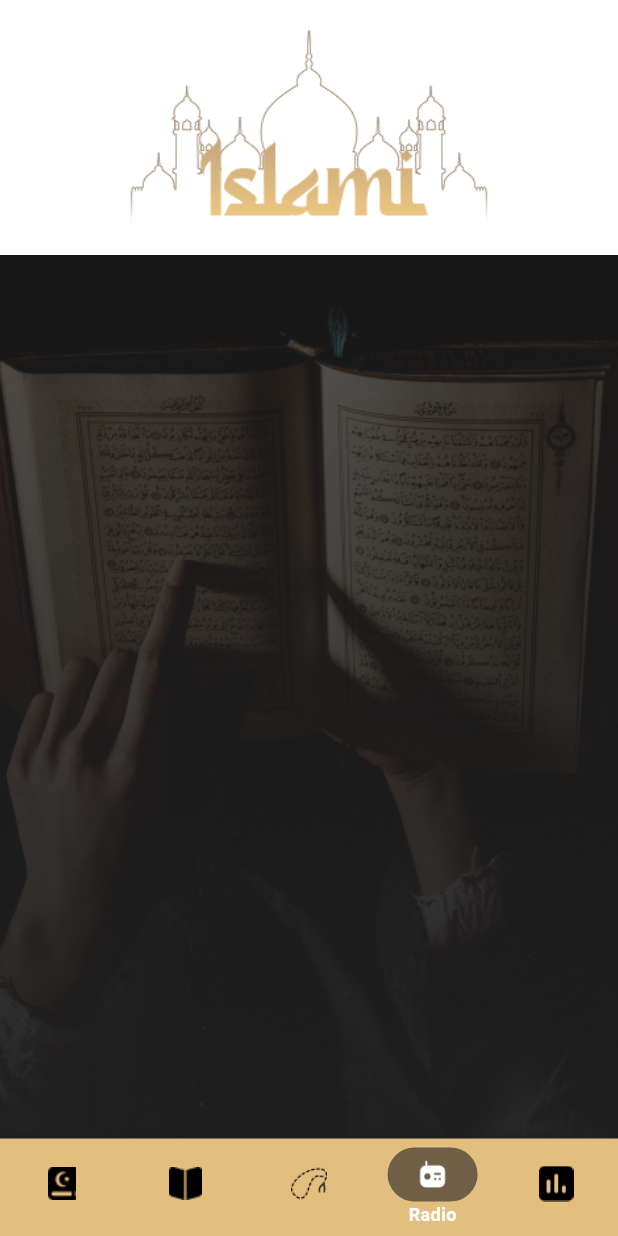
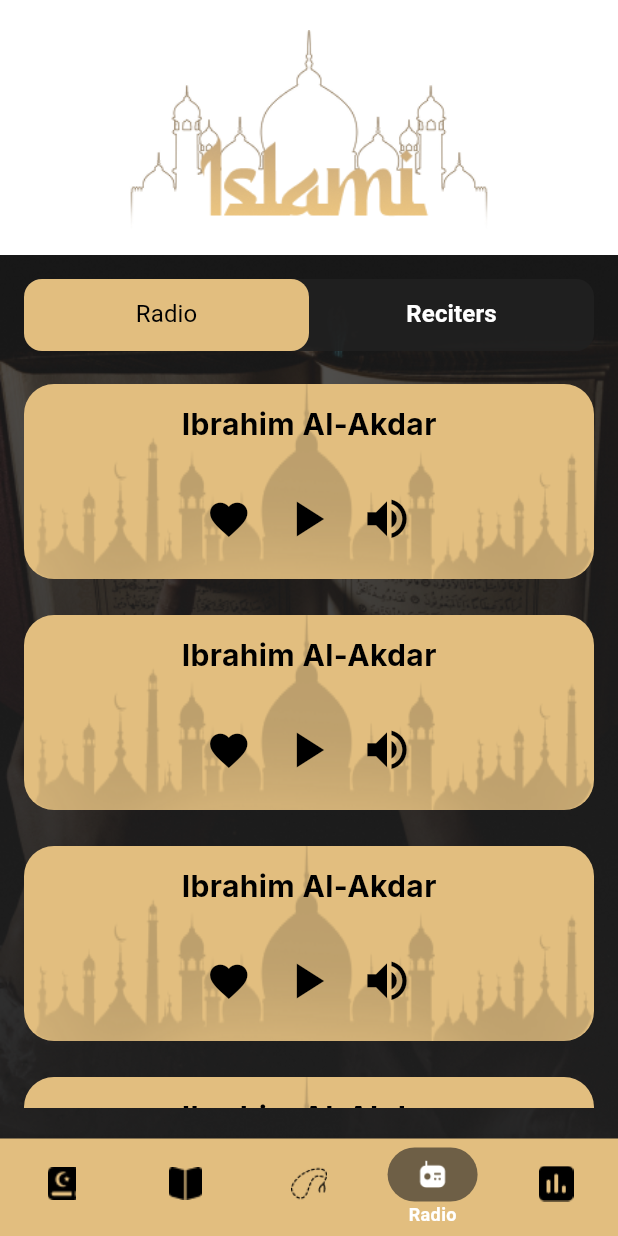
Before and after one commit to EbtsamSamer/islami, a Flutter app: the screen it shows after launch, item 4 of the bottom bar chosen, on a phone screen of 412 x 824 dp. Run offline on Flutter 3.47's test engine with Material 3 defaults, Android fonts, the phone set to English and light mode, and no system bars; our stand-ins replace carousel_slider, google_fonts, introduction_screen.

Commit message:
radio ui

```diff
--- a/lib/home/radio_item.dart
+++ b/lib/home/radio_item.dart
@@ -0,0 +1,63 @@
+import 'package:flutter/material.dart';
+import 'package:google_fonts/google_fonts.dart';
+
+class RadioItem extends StatelessWidget {
+  const RadioItem({super.key});
+
+  @override
+  Widget build(BuildContext context) {
+    return  Container(
+      margin: EdgeInsets.symmetric(vertical: 12),
+      padding: EdgeInsets.symmetric(vertical: 12),
+      height: 130,
+      width: double.infinity,
+      decoration: BoxDecoration(
+          color: Color(0xFFE2BE7F),
+          borderRadius: BorderRadius.circular(20),
+          image: DecorationImage(image: AssetImage("assets/images/mosq_bg.png"),fit: BoxFit.fill)
+      ),
+      child: Column(
+        children: [
+          Text(
+            "Ibrahim Al-Akdar",
+            style: GoogleFonts.inter(
+              fontWeight: FontWeight.bold,
+              fontSize: 20,
+              color: Colors.black,
+            ),
+          ),
+          Spacer(),
+          Row(
+            mainAxisAlignment: MainAxisAlignment.center,
+            children: [
+              IconButton(
+                onPressed: () {},
+                icon: Icon(
+                  Icons.favorite,
+                  size: 30,
+                  color: Colors.black,
+                ),
+              ),
+              IconButton(
+                onPressed: () {},
+                icon: Icon(
+                  Icons.play_arrow,
+                  size: 40,
+                  color: Colors.black,
+                ),
+              ),
+              IconButton(
+                onPressed: () {},
+                icon: Icon(
+                  Icons.volume_up,
+                  size: 35,
+                  color: Colors.black,
+                ),
+              ),
+            ],
+          ),
+        ],
+      ),
+    );
+  }
+}
--- a/lib/home/tabs/radio_tab.dart
+++ b/lib/home/tabs/radio_tab.dart
@@ -1,20 +1,71 @@
 import 'package:flutter/cupertino.dart';
 import 'package:flutter/material.dart';
+import 'package:google_fonts/google_fonts.dart';
+import 'package:islami_app/home/radio_item.dart';
 
 class RadioTab extends StatelessWidget {
   const RadioTab({super.key});
 
   @override
   Widget build(BuildContext context) {
+    var screenSize=MediaQuery.sizeOf(context);
     return Container(
-
       decoration: BoxDecoration(
-        image: DecorationImage(image:AssetImage("assets/images/radio_bg.png"),
+        image: DecorationImage(
+          image: AssetImage("assets/images/radio_bg.png"),
           fit: BoxFit.cover,
-
         ),
       ),
+      child: DefaultTabController(
+        length: 2,
+        child: Padding(
+          padding: const EdgeInsets.all(16.0),
+          child: Column(
+            children: [
+              Container(
+                decoration: BoxDecoration(
+                  color: Color(0xFF202020).withOpacity(0.9),
+                  borderRadius: BorderRadius.circular(12),
+                ),
+                child: TabBar(
+                  indicatorSize: TabBarIndicatorSize.tab,
+                  indicator: BoxDecoration(
+                    color: Color(0xFFE2BE7F),
+                    borderRadius: BorderRadius.circular(12),
+                  ),
+                  unselectedLabelStyle: TextStyle(
+                    fontSize: 16,
+                    fontWeight: FontWeight.bold,
+                    color: Colors.white,
+                  ),
+                  dividerColor: Colors.transparent,
+                  labelStyle: TextStyle(
+                    fontSize: 16,
+                    fontWeight: FontWeight.normal,
+                    color: Colors.black,
+                  ),
+                  tabs: [
+                    Tab(text: "Radio"),
+                    Tab(text: "Reciters"),
+                  ],
+                ),
+              ),
+             SizedBox(height: 10,),
+             Container(
+               width: double.infinity,
+               height: screenSize.height*0.6,
+               child: TabBarView(children: [
+               ListView.builder(itemBuilder: (context, index) =>   RadioItem(),),
+                 ListView.builder(itemBuilder: (context, index) =>   RadioItem(),),
 
+               ]),
+             )
+
+
+            ],
+          ),
+        ),
+      ),
     );
   }
 }
```
